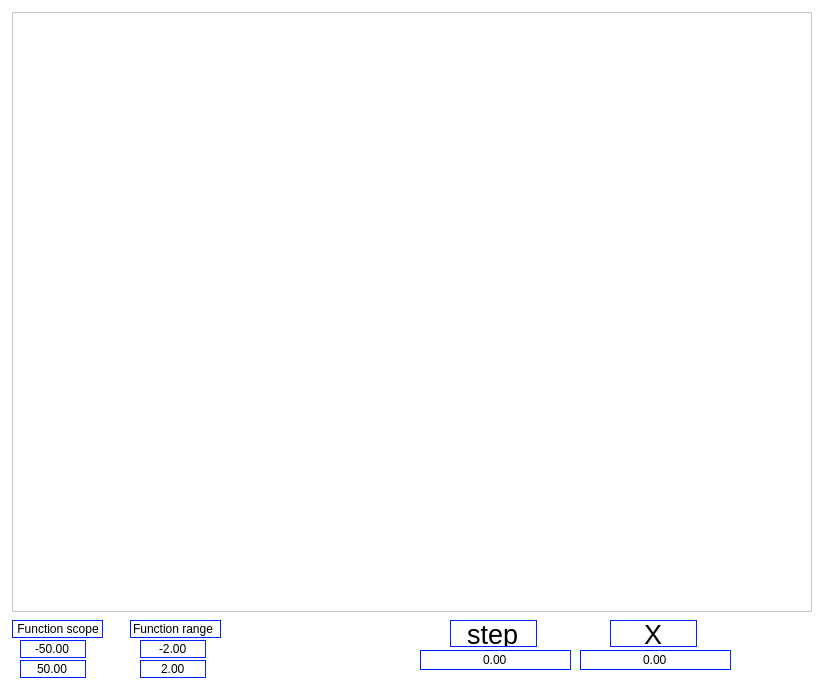
Above: src/SmartCalc/Views/Graph.ui from rozhnof/SmartCalc before the change. Below: the same form after it.
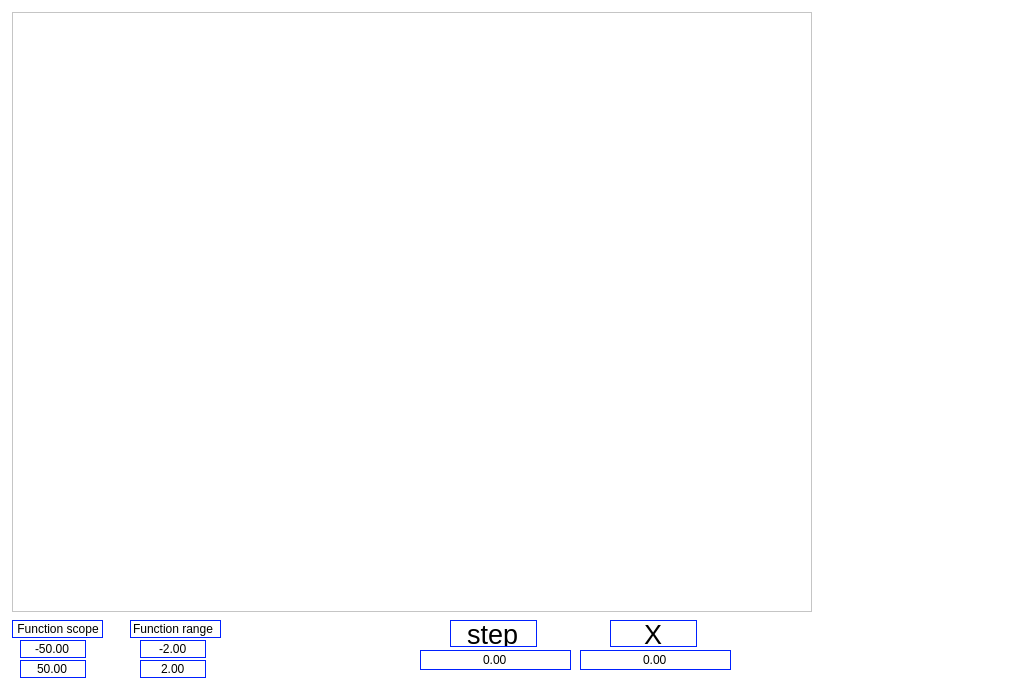
That is the form after the change.

What changed in the file:
```diff
--- a/src/SmartCalc/Views/Graph.ui
+++ b/src/SmartCalc/Views/Graph.ui
@@ -6,7 +6,7 @@
    <rect>
     <x>0</x>
     <y>0</y>
-    <width>825</width>
+    <width>1015</width>
     <height>681</height>
    </rect>
   </property>
```
